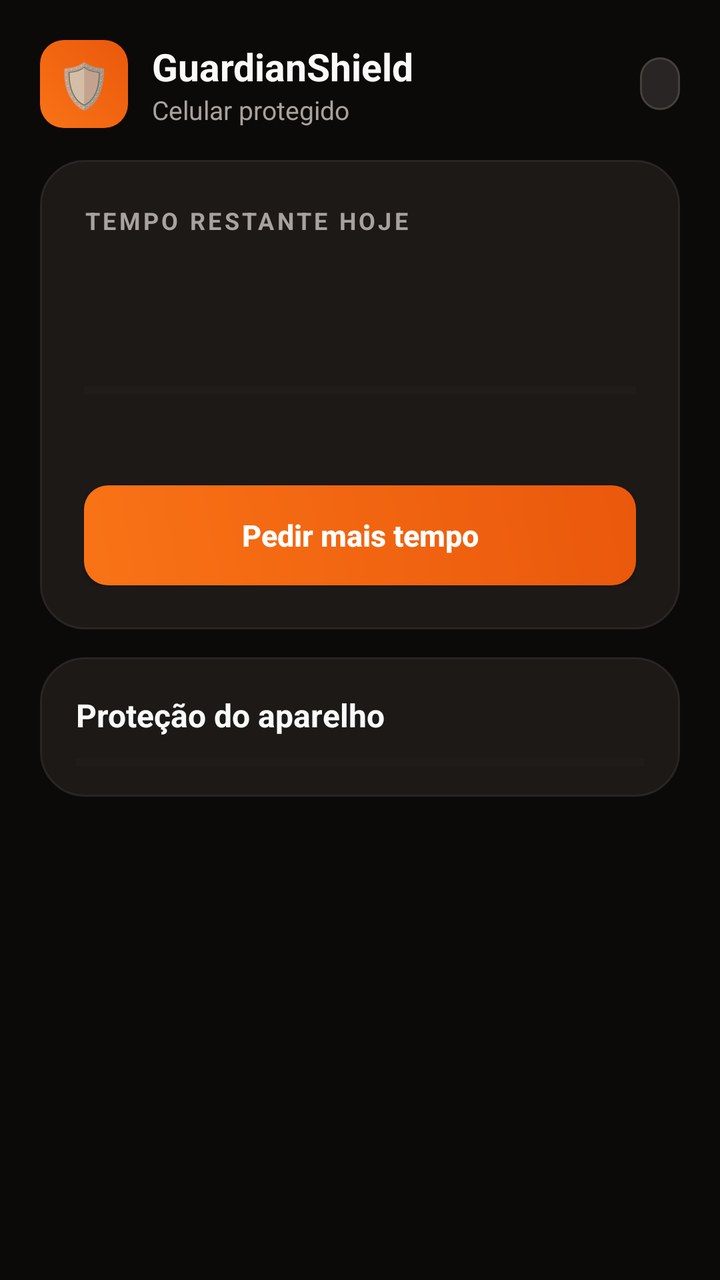
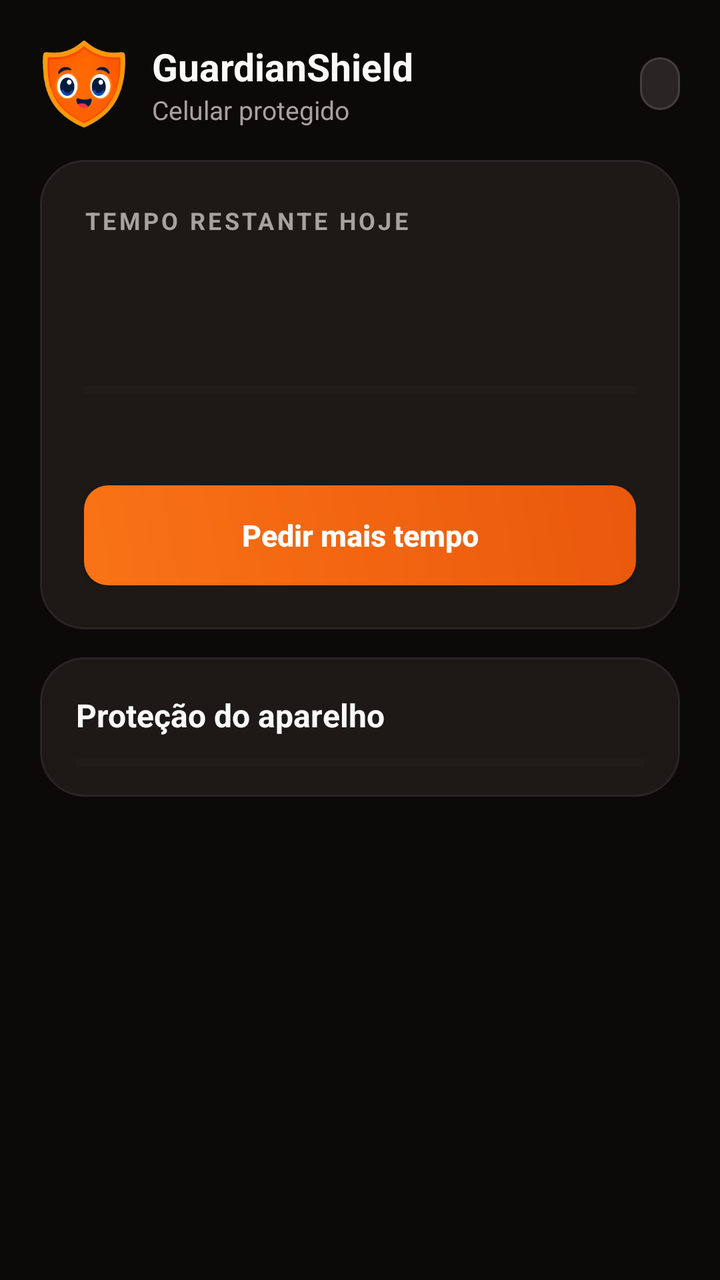

An Android layout rendered at two revisions. The XML below is the earlier revision; the diff shows what the commit changed to produce the second picture.
<!-- AndroidManifest.xml: activity theme AppTheme.Painel -->
<!-- res/layout/activity_painel.xml -->
<?xml version="1.0" encoding="utf-8"?>
<ScrollView xmlns:android="http://schemas.android.com/apk/res/android"
    android:id="@+id/painelScroll"
    android:layout_width="match_parent"
    android:layout_height="match_parent"
    android:background="@color/painelFundo"
    android:fillViewport="true">

    <LinearLayout
        android:id="@+id/painelConteudo"
        android:layout_width="match_parent"
        android:layout_height="wrap_content"
        android:orientation="vertical"
        android:paddingLeft="20dp"
        android:paddingRight="20dp"
        android:paddingBottom="28dp">

        
        <LinearLayout
            android:layout_width="match_parent"
            android:layout_height="wrap_content"
            android:gravity="center_vertical"
            android:orientation="horizontal"
            android:paddingTop="20dp"
            android:paddingBottom="16dp">

            <TextView
                android:id="@+id/painelLogo"
                android:layout_width="44dp"
                android:layout_height="44dp"
                android:background="@drawable/bg_button_primary"
                android:gravity="center"
                android:text="🛡️"
                android:textSize="22sp" />

            <LinearLayout
                android:layout_width="0dp"
                android:layout_height="wrap_content"
                android:layout_marginStart="12dp"
                android:layout_weight="1"
                android:orientation="vertical">

                <TextView
                    android:layout_width="wrap_content"
                    android:layout_height="wrap_content"
                    android:text="GuardianShield"
                    android:textColor="@color/painelTexto"
                    android:textSize="19sp"
                    android:textStyle="bold" />

                <TextView
                    android:id="@+id/painelSubtitulo"
                    android:layout_width="wrap_content"
                    android:layout_height="wrap_content"
                    android:text="Celular protegido"
                    android:textColor="@color/painelTextoSuave"
                    android:textSize="13sp" />
            </LinearLayout>

            <TextView
                android:id="@+id/painelStatusSync"
                android:layout_width="wrap_content"
                android:layout_height="wrap_content"
                android:background="@drawable/bg_painel_input"
                android:paddingLeft="10dp"
                android:paddingTop="5dp"
                android:paddingRight="10dp"
                android:paddingBottom="5dp"
                android:textColor="@color/painelTextoSuave"
                android:textSize="12sp" />
        </LinearLayout>

        
        <LinearLayout
            android:id="@+id/painelAtualizacao"
            android:layout_width="match_parent"
            android:layout_height="wrap_content"
            android:layout_marginBottom="14dp"
            android:background="@drawable/bg_button_primary"
            android:gravity="center_vertical"
            android:orientation="horizontal"
            android:padding="14dp"
            android:visibility="gone">

            <LinearLayout
                android:layout_width="0dp"
                android:layout_height="wrap_content"
                android:layout_weight="1"
                android:orientation="vertical">

                <TextView
                    android:layout_width="wrap_content"
                    android:layout_height="wrap_content"
                    android:text="Nova versão disponível"
                    android:textColor="#FFFFFF"
                    android:textSize="15sp"
                    android:textStyle="bold" />

                <TextView
                    android:id="@+id/painelAtualizacaoNotas"
                    android:layout_width="wrap_content"
                    android:layout_height="wrap_content"
                    android:maxLines="2"
                    android:textColor="#E6FFFFFF"
                    android:textSize="12sp" />
            </LinearLayout>

            <Button
                android:id="@+id/painelAtualizarBotao"
                android:layout_width="wrap_content"
                android:layout_height="40dp"
                android:layout_marginStart="8dp"
                android:background="@drawable/bg_painel_button_ghost"
                android:paddingLeft="14dp"
                android:paddingRight="14dp"
                android:text="Atualizar"
                android:textAllCaps="false"
                android:textColor="#FFFFFF"
                android:textStyle="bold" />

            <TextView
                android:id="@+id/painelAtualizacaoFechar"
                android:layout_width="36dp"
                android:layout_height="36dp"
                android:contentDescription="Dispensar"
                android:gravity="center"
                android:text="✕"
                android:textColor="#FFFFFF"
                android:textSize="16sp" />
        </LinearLayout>

        
        <LinearLayout
            android:id="@+id/painelPareamento"
            android:layout_width="match_parent"
            android:layout_height="wrap_content"
            android:background="@drawable/bg_painel_card"
            android:gravity="center_horizontal"
            android:orientation="vertical"
            android:padding="22dp"
            android:visibility="gone">

            <TextView
                android:layout_width="64dp"
                android:layout_height="64dp"
                android:background="@drawable/bg_button_primary"
                android:gravity="center"
                android:text="🔗"
                android:textSize="30sp" />

            <TextView
                android:layout_width="wrap_content"
                android:layout_height="wrap_content"
                android:layout_marginTop="16dp"
                android:gravity="center"
                android:text="Conectar ao celular dos pais"
                android:textColor="@color/painelTexto"
                android:textSize="20sp"
                android:textStyle="bold" />

            <TextView
                android:layout_width="wrap_content"
                android:layout_height="wrap_content"
                android:layout_marginTop="6dp"
                android:gravity="center"
                android:text="No app dos pais, toque em “Gerar código” e digite aqui os 4 números que aparecerem."
                android:textColor="@color/painelTextoSuave"
                android:textSize="14sp" />

            <LinearLayout
                android:layout_width="wrap_content"
                android:layout_height="wrap_content"
                android:layout_marginTop="20dp"
                android:background="@drawable/bg_painel_input"
                android:gravity="center_vertical"
                android:orientation="horizontal"
                android:paddingLeft="18dp"
                android:paddingRight="18dp">

                <TextView
                    android:layout_width="wrap_content"
                    android:layout_height="wrap_content"
                    android:text="GS-"
                    android:textColor="@color/painelTextoSuave"
                    android:textSize="28sp"
                    android:textStyle="bold" />

                <EditText
                    android:id="@+id/painelCodigo"
                    android:layout_width="120dp"
                    android:layout_height="64dp"
                    android:background="@null"
                    android:hint="0000"
                    android:imeOptions="actionDone"
                    android:importantForAutofill="no"
                    android:inputType="number"
                    android:letterSpacing="0.15"
                    android:maxLength="4"
                    android:textColor="@color/painelTexto"
                    android:textColorHint="#57534E"
                    android:textSize="28sp"
                    android:textStyle="bold" />
            </LinearLayout>

            <TextView
                android:id="@+id/painelPareamentoErro"
                android:layout_width="wrap_content"
                android:layout_height="wrap_content"
                android:layout_marginTop="12dp"
                android:gravity="center"
                android:textColor="@color/painelAlerta"
                android:textSize="13sp"
                android:visibility="gone" />

            <Button
                android:id="@+id/painelParearBotao"
                android:layout_width="match_parent"
                android:layout_height="52dp"
                android:layout_marginTop="18dp"
                android:background="@drawable/bg_button_primary"
                android:enabled="false"
                android:text="Conectar"
                android:textAllCaps="false"
                android:textColor="#FFFFFF"
                android:textSize="16sp"
                android:textStyle="bold" />
        </LinearLayout>

        
        <LinearLayout
            android:id="@+id/painelTempo"
            android:layout_width="match_parent"
            android:layout_height="wrap_content"
            android:background="@drawable/bg_painel_card"
            android:orientation="vertical"
            android:padding="22dp">

            <TextView
                android:id="@+id/painelTempoRotulo"
                android:layout_width="wrap_content"
                android:layout_height="wrap_content"
                android:letterSpacing="0.12"
                android:text="TEMPO RESTANTE HOJE"
                android:textColor="@color/painelTextoSuave"
                android:textSize="12sp"
                android:textStyle="bold" />

            <TextView
                android:id="@+id/painelTempoValor"
                android:layout_width="wrap_content"
                android:layout_height="wrap_content"
                android:layout_marginTop="4dp"
                android:textColor="@color/painelTexto"
                android:textSize="44sp"
                android:textStyle="bold" />

            <ProgressBar
                android:id="@+id/painelTempoBarra"
                style="@android:style/Widget.Material.ProgressBar.Horizontal"
                android:layout_width="match_parent"
                android:layout_height="8dp"
                android:layout_marginTop="10dp"
                android:max="1000"
                android:progressBackgroundTint="#292524" />

            <TextView
                android:id="@+id/painelTempoDetalhe"
                android:layout_width="wrap_content"
                android:layout_height="wrap_content"
                android:layout_marginTop="10dp"
                android:textColor="@color/painelTextoSuave"
                android:textSize="13sp" />

            <Button
                android:id="@+id/painelPedirTempoBotao"
                android:layout_width="match_parent"
                android:layout_height="50dp"
                android:layout_marginTop="16dp"
                android:background="@drawable/bg_button_primary"
                android:text="Pedir mais tempo"
                android:textAllCaps="false"
                android:textColor="#FFFFFF"
                android:textSize="15sp"
                android:textStyle="bold" />
        </LinearLayout>

        
        <LinearLayout
            android:id="@+id/painelChecklist"
            android:layout_width="match_parent"
            android:layout_height="wrap_content"
            android:layout_marginTop="14dp"
            android:background="@drawable/bg_painel_card"
            android:orientation="vertical"
            android:paddingLeft="18dp"
            android:paddingTop="18dp"
            android:paddingRight="18dp"
            android:paddingBottom="8dp">

            <LinearLayout
                android:layout_width="match_parent"
                android:layout_height="wrap_content"
                android:gravity="center_vertical"
                android:orientation="horizontal">

                <TextView
                    android:layout_width="0dp"
                    android:layout_height="wrap_content"
                    android:layout_weight="1"
                    android:text="Proteção do aparelho"
                    android:textColor="@color/painelTexto"
                    android:textSize="16sp"
                    android:textStyle="bold" />

                <TextView
                    android:id="@+id/painelChecklistResumo"
                    android:layout_width="wrap_content"
                    android:layout_height="wrap_content"
                    android:textColor="@color/painelTextoSuave"
                    android:textSize="13sp" />
            </LinearLayout>

            <ProgressBar
                android:id="@+id/painelChecklistBarra"
                style="@android:style/Widget.Material.ProgressBar.Horizontal"
                android:layout_width="match_parent"
                android:layout_height="6dp"
                android:layout_marginTop="10dp"
                android:layout_marginBottom="6dp"
                android:progressBackgroundTint="#292524" />

            <LinearLayout
                android:id="@+id/painelChecklistItens"
                android:layout_width="match_parent"
                android:layout_height="wrap_content"
                android:orientation="vertical" />
        </LinearLayout>

        <TextView
            android:id="@+id/painelRodape"
            android:layout_width="match_parent"
            android:layout_height="wrap_content"
            android:layout_marginTop="18dp"
            android:gravity="center"
            android:textColor="#57534E"
            android:textSize="12sp" />
    </LinearLayout>
</ScrollView>
<!-- resources referenced by this layout -->
<resources>
  <color name="painelAlerta">#F43F5E</color>
  <color name="painelFundo">#0C0A09</color>
  <color name="painelTexto">#FAFAF9</color>
  <color name="painelTextoSuave">#A8A29E</color>
  <!-- drawable bg_button_primary (drawable) -->
  <?xml version="1.0" encoding="utf-8"?>
  <shape xmlns:android="http://schemas.android.com/apk/res/android" android:shape="rectangle">
      <corners android:radius="12dp" />
      
      <gradient
          android:type="linear"
          android:angle="45"
          android:startColor="#F97316"
          android:endColor="#EA580C" />
  </shape>
  <!-- drawable bg_painel_button_ghost (drawable) -->
  <?xml version="1.0" encoding="utf-8"?>
  <ripple xmlns:android="http://schemas.android.com/apk/res/android" android:color="#33FFFFFF">
      <item>
          <shape android:shape="rectangle">
              <corners android:radius="12dp" />
              <solid android:color="#292524" />
          </shape>
      </item>
  </ripple>
  <!-- drawable bg_painel_card (drawable) -->
  <?xml version="1.0" encoding="utf-8"?>
  <shape xmlns:android="http://schemas.android.com/apk/res/android" android:shape="rectangle">
      <corners android:radius="22dp" />
      <solid android:color="#1C1917" />
      <stroke android:width="1dp" android:color="#292524" />
  </shape>
  <!-- drawable bg_painel_input (drawable) -->
  <?xml version="1.0" encoding="utf-8"?>
  <shape xmlns:android="http://schemas.android.com/apk/res/android" android:shape="rectangle">
      <corners android:radius="14dp" />
      <solid android:color="#292524" />
      <stroke android:width="1dp" android:color="#44403C" />
  </shape>
  <style name="AppTheme.Painel" parent="Theme.AppCompat.NoActionBar">
          <item name="android:windowBackground">@color/painelFundo</item>
          <item name="colorAccent">@color/colorAccent</item>
          <item name="android:textCursorDrawable">@null</item>
      </style>
  <color name="colorAccent">#F97316</color>
</resources>

<!-- the commit's change to res/layout/activity_painel.xml (unified diff, before → after) -->
@@ -24,14 +24,13 @@
             android:paddingTop="20dp"
             android:paddingBottom="16dp">
 
-            <TextView
+            <ImageView
                 android:id="@+id/painelLogo"
                 android:layout_width="44dp"
                 android:layout_height="44dp"
-                android:background="@drawable/bg_button_primary"
-                android:gravity="center"
-                android:text="🛡️"
-                android:textSize="22sp" />
+                android:importantForAccessibility="no"
+                android:scaleType="fitCenter"
+                android:src="@drawable/logo_guardian" />
 
             <LinearLayout
                 android:layout_width="0dp"
<!-- resource entries referenced after the edit -->
@@ -39,6 +39,7 @@
       <solid android:color="#292524" />
       <stroke android:width="1dp" android:color="#44403C" />
   </shape>
+  <!-- drawable logo_guardian: png bitmap (drawable-nodpi, 40713 bytes) -->
   <style name="AppTheme.Painel" parent="Theme.AppCompat.NoActionBar">
           <item name="android:windowBackground">@color/painelFundo</item>
           <item name="colorAccent">@color/colorAccent</item>
